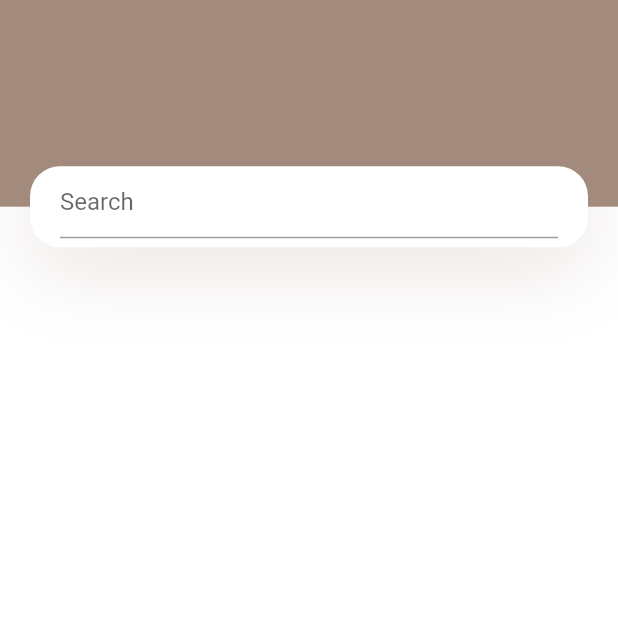
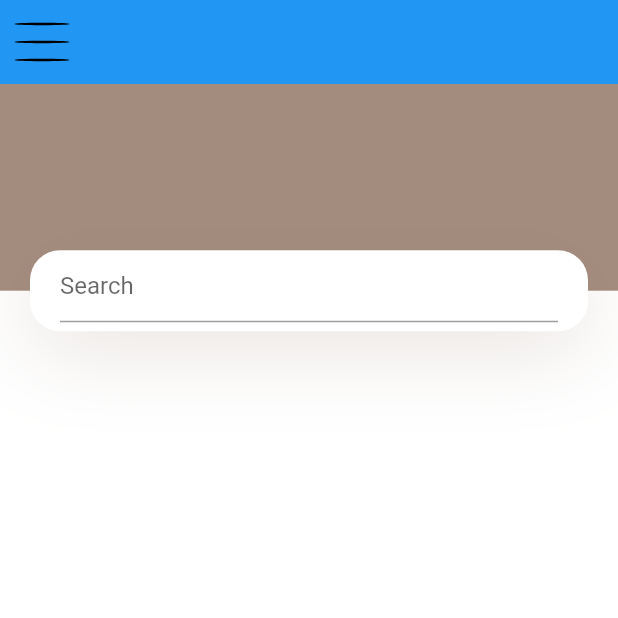
Before and after one commit to BochraBOUKHALFA/APPMobile, a Flutter app: the HomeScreen screen opened directly, on a phone screen of 412 x 824 dp, the top half of it. Run offline on Flutter 3.47's test engine with Material 2 defaults, Android fonts, the light colour scheme and no system bars; our stand-ins replace flutter_svg; missing offline and left inert: dart:html.

Commit message:
creation of pages

```diff
--- a/lib/main.dart
+++ b/lib/main.dart
@@ -1,7 +1,8 @@
 import 'package:appmobile/constants.dart';
-//import 'package:appmobile/screens/prehome/prehome_screen.dart';
 import 'package:flutter/material.dart';
 //import 'package:appmobile/screens/home/home_screen.dart';
+//import 'package:appmobile/screens/prehome/prehome_screen.dart';
+
 //import 'package:appmobile/screens/details/details_screen.dart';
 import 'package:appmobile/screens/qr_code/qr_code_screen.dart';
 
--- a/lib/screens/home/home_screen.dart
+++ b/lib/screens/home/home_screen.dart
@@ -1,5 +1,5 @@
 import 'dart:html';
-
+import 'package:flutter/material.dart';
 import 'package:flutter/material.dart';
 import 'package:flutter_svg/svg.dart';
 import 'components/body.dart';
@@ -8,16 +8,16 @@ class HomeScreen extends StatelessWidget {
   @override
   Widget build(BuildContext context) {
     return Scaffold(
-      // appBar: buildAppBar(),
+      appBar: buildAppBar(),
       body: Body(),
     );
   }
 
-  /*AppBar buildAppBar() {
-   return AppBar(
+  AppBar buildAppBar() {
+    return AppBar(
       elevation: 0,
       leading: IconButton(
           icon: SvgPicture.asset("assets/icons/menu.svg"), onPressed: () {}),
     );
-  }*/
+  }
 }
```
Also changed, not shown: 1 other file.
